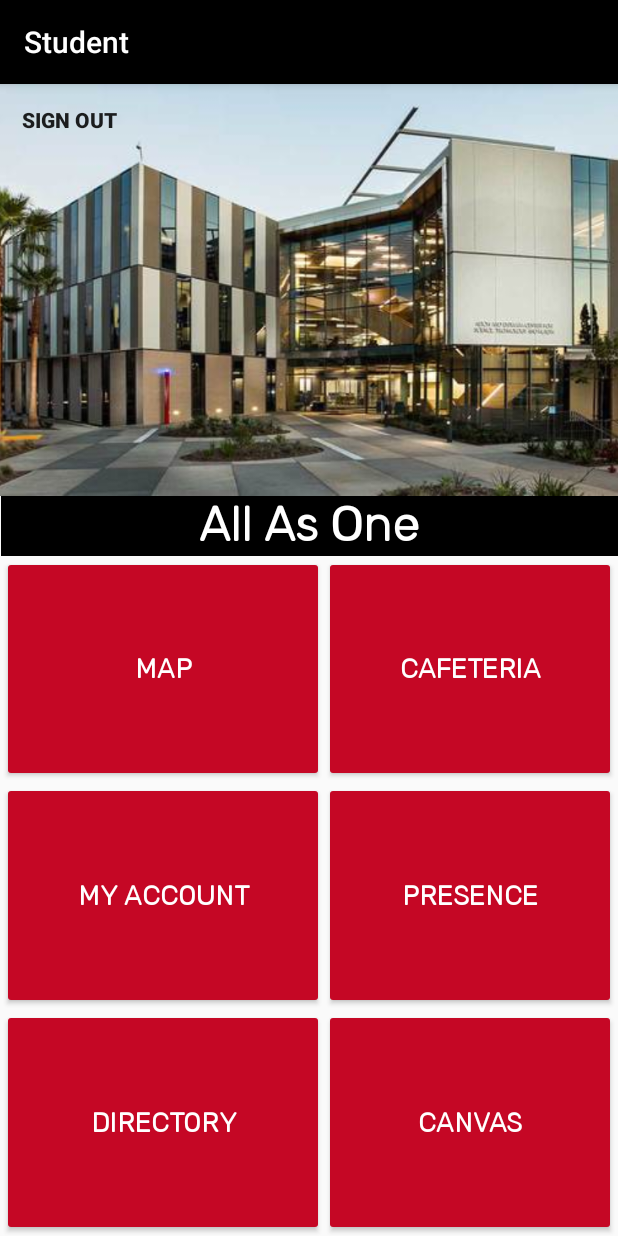
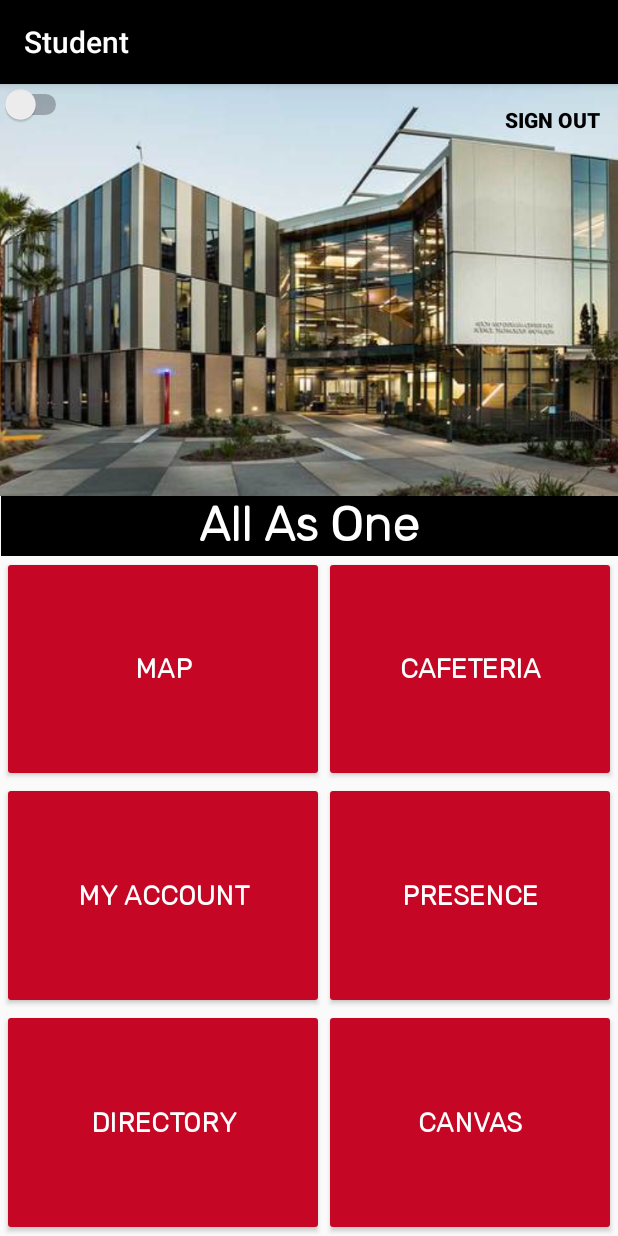
Before and after one commit to jerry1177/BiolaStudent, an Android app: the AuthenticatedHome screen opened directly, with no data from a screen before it, on a phone screen of 412 x 824 dp. Run offline under Robolectric (Android 15) with nearby library versions, the phone set to English and light mode, and no system bars.

Commit message:
Added switch button, wardrobe button and link, and string

```diff
--- a/app/src/main/java/com/example/student/MainActivity.java
+++ b/app/src/main/java/com/example/student/MainActivity.java
@@ -3,6 +3,7 @@ package com.example.student;
 import androidx.appcompat.app.ActionBar;
 import androidx.appcompat.app.AlertDialog;
 import androidx.appcompat.app.AppCompatActivity;
+import androidx.appcompat.widget.AppCompatTextView;
 import androidx.core.app.ActivityCompat;
 import androidx.core.content.ContextCompat;
 
@@ -22,6 +23,7 @@ import android.view.ViewGroup;
 import android.widget.EditText;
 import android.widget.ImageView;
 import android.widget.Toast;
+import android.widget.Toolbar;
 
 import com.google.android.gms.auth.api.signin.GoogleSignIn;
 import com.google.android.gms.auth.api.signin.GoogleSignInAccount;
@@ -29,6 +31,8 @@ import com.google.android.gms.auth.api.signin.GoogleSignInClient;
 import com.google.android.gms.common.api.ApiException;
 import com.google.android.gms.tasks.Task;
 import com.google.firebase.auth.FirebaseAuth;
+
+import java.util.ArrayList;
 
 public class MainActivity extends AppCompatActivity {
     private static final String TAG = "GoogleActivity";
@@ -45,7 +49,6 @@ public class MainActivity extends AppCompatActivity {
     protected void onCreate(Bundle savedInstanceState) {
         super.onCreate(savedInstanceState);
         setContentView(R.layout.activity_home);
-
 
 
         // set image view height and width  dynamiclly
@@ -113,6 +116,7 @@ public class MainActivity extends AppCompatActivity {
 
     }
 
+
     private void signIn() {
         Log.w(TAG,"google button pressed");
         Intent signInIntent = mGoogleSignInClient.getSignInIntent();
--- a/app/src/main/java/com/example/student/WebActivity.java
+++ b/app/src/main/java/com/example/student/WebActivity.java
@@ -6,6 +6,7 @@ import android.content.res.Resources;
 import android.os.Bundle;
 import android.os.PersistableBundle;
 import android.view.View;
+import android.view.ViewGroup;
 import android.webkit.WebResourceError;
 import android.webkit.WebResourceRequest;
 import android.webkit.WebSettings;
@@ -13,9 +14,13 @@ import android.webkit.WebView;
 import android.webkit.WebViewClient;
 import android.widget.Button;
 import android.widget.Toast;
+import android.widget.Toolbar;
 
 import androidx.annotation.Nullable;
 import androidx.appcompat.app.AppCompatActivity;
+import androidx.appcompat.widget.AppCompatTextView;
+
+import java.util.ArrayList;
 
 public class WebActivity extends AppCompatActivity {
 
--- a/app/src/main/res/layout/activity_authenticated_home.xml
+++ b/app/src/main/res/layout/activity_authenticated_home.xml
@@ -25,12 +25,12 @@
         android:id="@+id/imageView2"
         android:layout_width="411dp"
         android:layout_height="197dp"
+        android:contentDescription="@string/lim_center"
         android:scaleType="centerCrop"
         app:layout_constraintEnd_toEndOf="parent"
         app:layout_constraintStart_toStartOf="parent"
         app:layout_constraintTop_toTopOf="parent"
-        app:srcCompat="@drawable/lim_50"
-        android:contentDescription="@string/lim_center" />
+        app:srcCompat="@drawable/lim_50" />
 
     <TableLayout
         android:layout_width="409dp"
@@ -131,11 +131,25 @@
                 android:fontFamily="@font/rubik_light"
                 android:onClick="linkPressed"
                 android:tag="6"
+
                 android:text="@string/canvas"
                 android:textColor="#FFFFFF"
                 android:textSize="18sp"
                 android:textStyle="bold" />
         </TableRow>
+
+        <Button
+            android:id="@+id/wardrobe"
+            android:layout_width="160dp"
+            android:layout_height="93dp"
+            android:backgroundTint="#FFC50725"
+            android:fontFamily="@font/rubik_light"
+            android:onClick="linkPressed"
+            android:tag="7"
+            android:text="@string/wardrobe"
+            android:textColor="#FFFFFF"
+            android:textSize="18sp"
+            android:textStyle="bold" />
 
 
     </TableLayout>
@@ -144,11 +158,21 @@
         android:id="@+id/signOut"
         android:layout_width="wrap_content"
         android:layout_height="wrap_content"
-        android:layout_marginStart="2dp"
-        android:background="#00FFFFFF"
+        android:height="28dp"
+        android:background="#00000000"
+        android:backgroundTint="#000000"
         android:onClick="signOut"
         android:text="@string/sign_out"
+        android:textColor="#000000"
         android:textStyle="bold"
+        app:layout_constraintEnd_toEndOf="parent"
+        app:layout_constraintTop_toTopOf="parent" />
+
+    <Switch
+        android:id="@+id/switch1"
+        android:layout_width="wrap_content"
+        android:layout_height="wrap_content"
+        android:onClick="wardrobeToggle"
         app:layout_constraintStart_toStartOf="parent"
         app:layout_constraintTop_toTopOf="parent" />
 </androidx.constraintlayout.widget.ConstraintLayout>
--- a/app/src/main/res/values/strings.xml
+++ b/app/src/main/res/values/strings.xml
@@ -17,6 +17,8 @@
     <string name="directory">Directory</string>
     <string name="canvas">Canvas</string>
     <string name="sign_out">sign out</string>
+    <string name="wardrobe">Wardrobe</string>
+
 
     <!-- links -->
     <string name="maplink">http://now.biola.edu/campus-maps/</string>
@@ -25,4 +27,5 @@
     <string name="presencelink">https://biola.presence.io/</string>
     <string name="dirlink">https://www.biola.edu/directory</string>
     <string name="canvaslink">https://canvas.biola.edu/</string>
+    <string name="wardrobelink">https://sites.google.com/biola.edu/torreywardrobe/home?authuser=2</string>
 </resources>
```
Also changed, not shown: app/src/main/java/com/example/student/AuthenticatedHome.java (+47 -1 lines), app/src/main/java/com/example/student/Login.java (+6 -5 lines).
